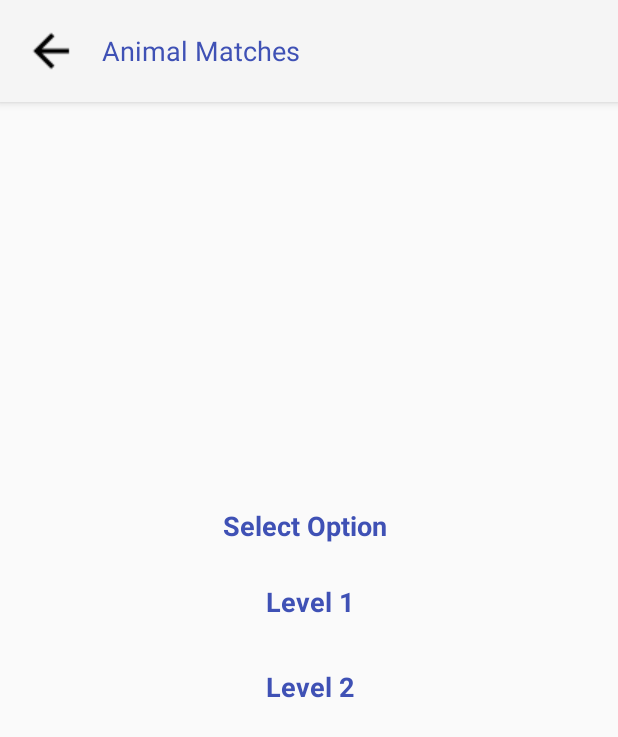
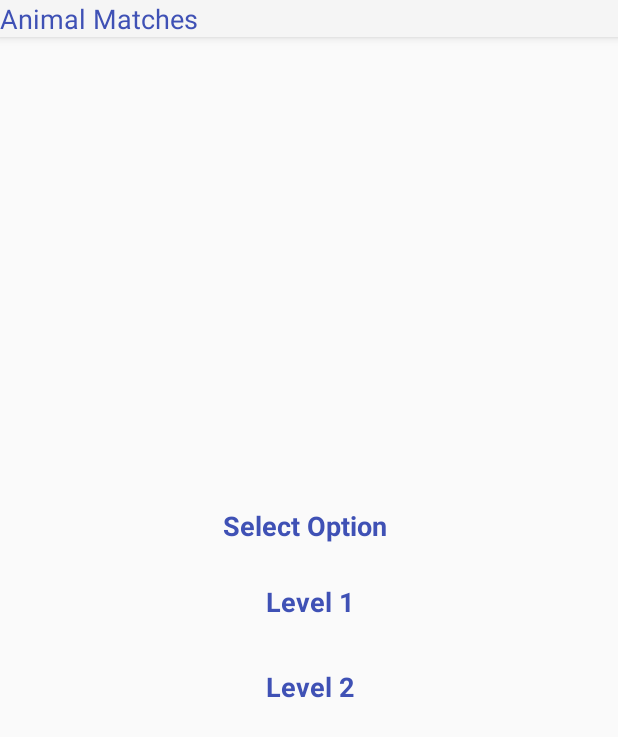
Before and after one commit to sunilparmar04/AnimalMatches, an Android app: the screen it shows after launch (HomeLauncherActivity), on a phone screen of 412 x 824 dp. Shown: the top 737 px of the screen. Run offline under Robolectric (Android 15) with nearby library versions, the phone set to English and light mode, and no system bars.

Commit message:
hide backbutton

```diff
--- a/app/src/main/java/phonepe/memory/ui/HomeLauncherActivity.java
+++ b/app/src/main/java/phonepe/memory/ui/HomeLauncherActivity.java
@@ -36,6 +36,7 @@ public class HomeLauncherActivity extends AppCompatActivity {
     }
 
     private void initViews() {
+        findViewById(R.id.backImageView).setVisibility(View.GONE);
         mSelectOptionRecyclerView = findViewById(R.id.selectOptionRecyclerView);
         findViewById(R.id.timeTextView).setVisibility(View.GONE);
         findViewById(R.id.startStopTextview).setVisibility(View.GONE);
```
